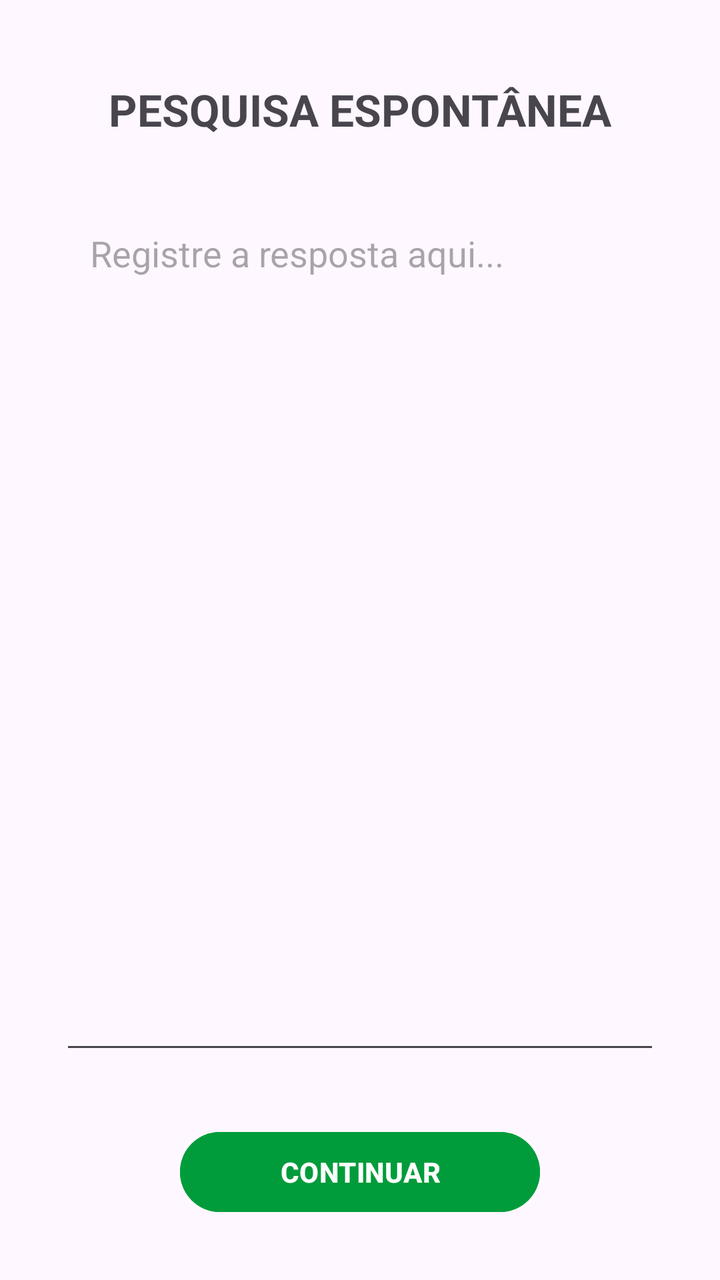
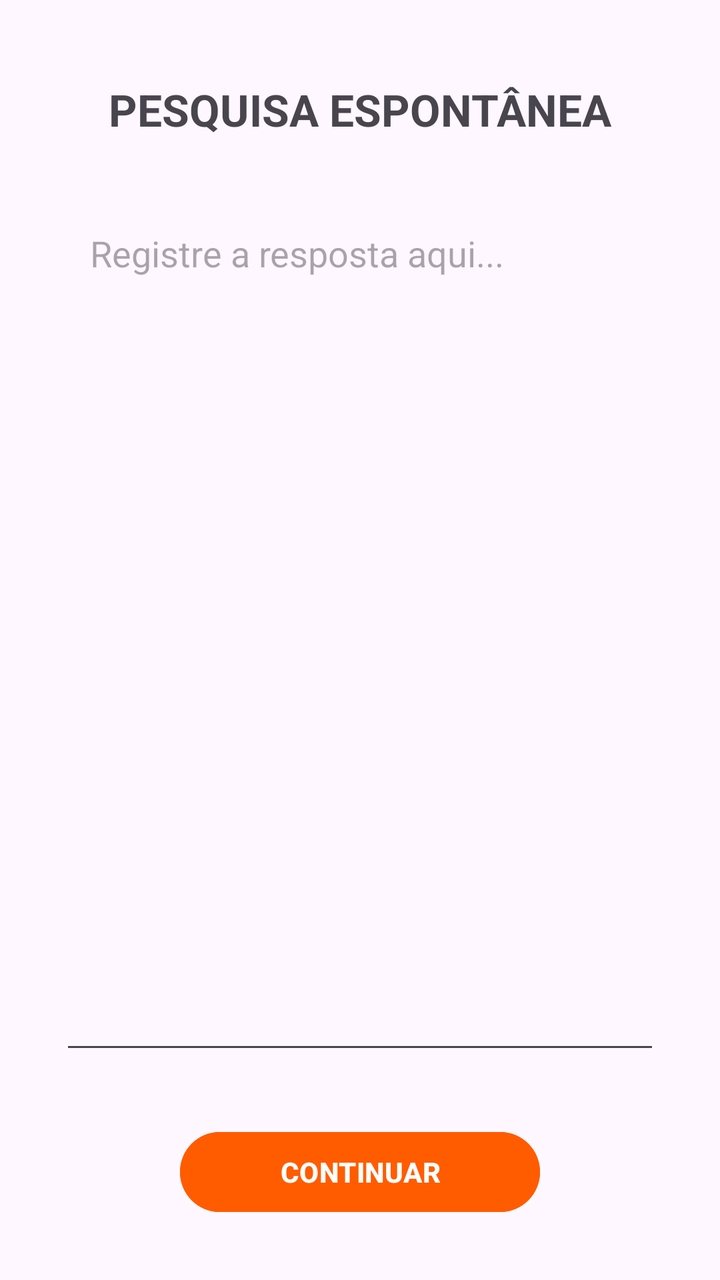

Compare the two renders of this Android layout. The source of the first and the diff that turns it into the second are given below.
<!-- AndroidManifest.xml: application theme Theme.Eleitoral -->
<!-- res/layout/activity_espontanea.xml -->
<?xml version="1.0" encoding="utf-8"?>
<androidx.constraintlayout.widget.ConstraintLayout
    xmlns:android="http://schemas.android.com/apk/res/android"
    xmlns:app="http://schemas.android.com/apk/res-auto"
    xmlns:tools="http://schemas.android.com/tools"
    android:id="@+id/main"
    android:layout_width="match_parent"
    android:layout_height="match_parent"
    tools:context=".EspontaneaActivity">

    <TextView
        android:id="@+id/tvTitulo"
        android:layout_width="wrap_content"
        android:layout_height="wrap_content"
        android:layout_marginTop="40dp"
        android:text="PESQUISA ESPONTÂNEA"
        android:textSize="22sp"
        android:textStyle="bold"
        app:layout_constraintEnd_toEndOf="parent"
        app:layout_constraintStart_toStartOf="parent"
        app:layout_constraintTop_toTopOf="parent" />

    <EditText
        android:id="@+id/etEsp"
        android:layout_width="0dp"
        android:layout_height="0dp"
        android:layout_marginStart="30dp"
        android:layout_marginTop="30dp"
        android:layout_marginEnd="30dp"
        android:layout_marginBottom="30dp"
        android:gravity="top|start"
        android:hint="Registre a resposta aqui..."
        android:inputType="textMultiLine"
        android:padding="15dp"
        app:layout_constraintBottom_toTopOf="@id/btSendEsp"
        app:layout_constraintEnd_toEndOf="parent"
        app:layout_constraintStart_toStartOf="parent"
        app:layout_constraintTop_toBottomOf="@id/tvTitulo" />

    <Button
        android:id="@+id/btSendEsp"
        android:layout_width="180dp"
        android:layout_height="wrap_content"
        android:layout_marginBottom="30dp"
        android:backgroundTint="#009C3B"
        android:text="CONTINUAR"
        android:textColor="#FFFFFF"
        android:textStyle="bold"
        app:layout_constraintBottom_toBottomOf="parent"
        app:layout_constraintEnd_toEndOf="parent"
        app:layout_constraintStart_toStartOf="parent" />

</androidx.constraintlayout.widget.ConstraintLayout>
<!-- resources referenced by this layout -->
<resources>
  <style name="Theme.Eleitoral" parent="Base.Theme.Eleitoral" />
  <style name="Base.Theme.Eleitoral" parent="Theme.Material3.DayNight.NoActionBar">
          
          
      </style>
</resources>

<!-- the commit's change to res/layout/activity_espontanea.xml (unified diff, before → after) -->
@@ -42,7 +42,7 @@
         android:layout_width="180dp"
         android:layout_height="wrap_content"
         android:layout_marginBottom="30dp"
-        android:backgroundTint="#009C3B"
+        android:backgroundTint="#FF5C00"
         android:text="CONTINUAR"
         android:textColor="#FFFFFF"
         android:textStyle="bold"
